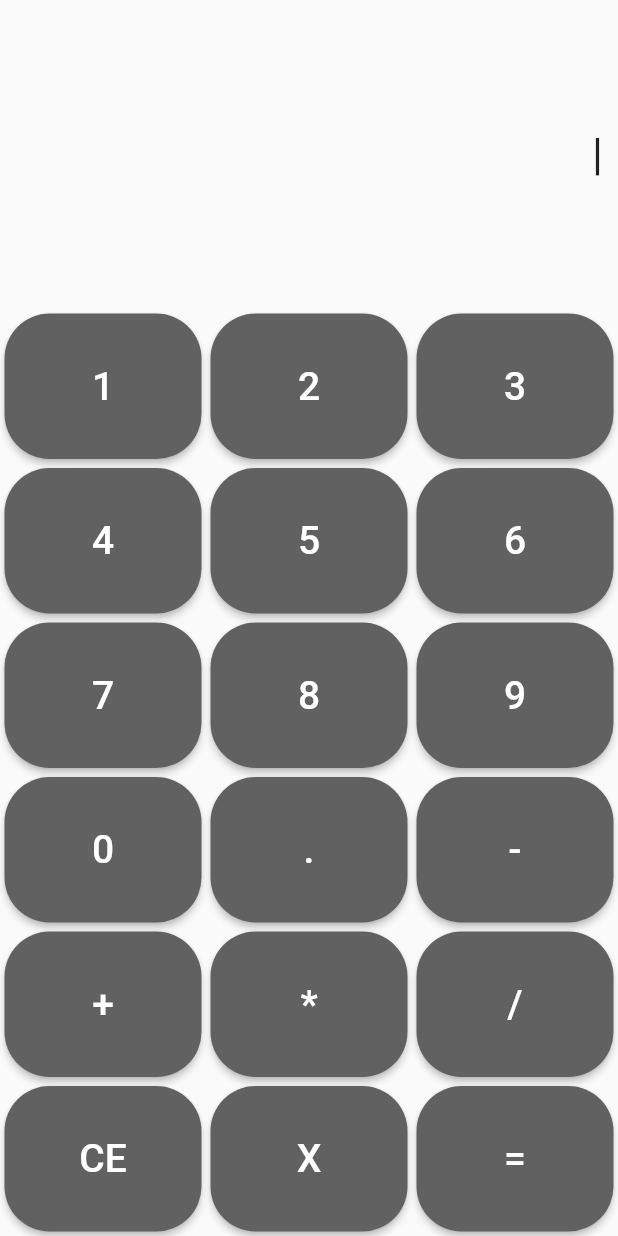
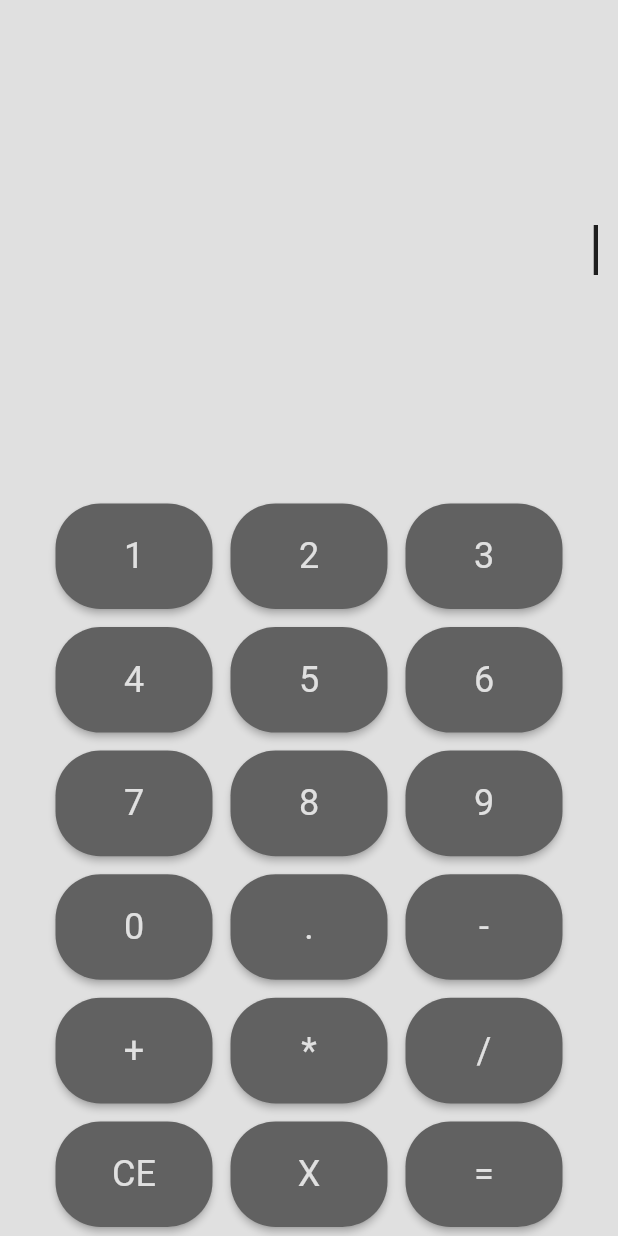
Before and after one commit to autour89/calc, a Flutter app: the screen it shows after launch, on a phone screen of 412 x 824 dp. Run offline on Flutter 3.47's test engine with Material 2 defaults, Android fonts, the phone set to English and light mode, and no system bars.

Commit message:
support dark theme now, more flexible layout, added custom widget calc button

```diff
--- a/lib/blocs/home_bloc.dart
+++ b/lib/blocs/home_bloc.dart
@@ -6,7 +6,7 @@ class HomeBloc with ChangeNotifier {
   List<CalcModel> _models = [];
   RegExp _expression = RegExp(r'^(\d?|[0][.]\d*|[1-9][0-9]*[.]?\d*)$');
 
-  String get outputText => '${_calculations.map((e) => e.value).join()}|';
+  String get output => '${_calculations.map((e) => e.value).join()}|';
 
   List<CalcModel> get models => _models;
 
@@ -46,21 +46,21 @@ class HomeBloc with ChangeNotifier {
     return input.length <= maxLength && _expression.hasMatch(input);
   }
 
-  String _add() => (double.parse(_mapToValue(leftOperand: true)) +
-          double.parse(_mapToValue()))
-      .toString();
+  String _add() =>
+      (double.parse(_mapToValue(leftOperand: true)) + double.parse(_mapToValue()))
+          .toString();
 
-  String _minus() => (double.parse(_mapToValue(leftOperand: true)) -
-          double.parse(_mapToValue()))
-      .toString();
+  String _minus() =>
+      (double.parse(_mapToValue(leftOperand: true)) - double.parse(_mapToValue()))
+          .toString();
 
-  String _multiple() => (double.parse(_mapToValue(leftOperand: true)) *
-          double.parse(_mapToValue()))
-      .toString();
+  String _multiple() =>
+      (double.parse(_mapToValue(leftOperand: true)) * double.parse(_mapToValue()))
+          .toString();
 
-  String _divide() => (double.parse(_mapToValue(leftOperand: true)) /
-          double.parse(_mapToValue()))
-      .toString();
+  String _divide() =>
+      (double.parse(_mapToValue(leftOperand: true)) / double.parse(_mapToValue()))
+          .toString();
 
   void _processOperator(CalcModel model) {
     //calculate data or set operator
@@ -90,6 +90,9 @@ class HomeBloc with ChangeNotifier {
       }
       _calculations.clear();
       _calculations.add(CalcModel(key: result, leftOperand: true));
+      if (model.command != Command.equal) {
+        _calculations.add(CalcModel(key: model.value));
+      }
     }
   }
 
--- a/lib/main.dart
+++ b/lib/main.dart
@@ -1,27 +1,31 @@
-import 'package:calc/screens/home_vscreen.dart';
+import 'package:calc/screens/home_screen.dart';
 import 'package:flutter/material.dart';
 import 'package:provider/provider.dart';
 
 import 'blocs/home_bloc.dart';
 
 void main() {
-  runApp(MultiProvider(
-    providers: [
-      ChangeNotifierProvider(create: (_) => HomeBloc()),
-    ],
-    child: MyApp(),
-  ));
+  runApp(MultiProvider(providers: [
+    ChangeNotifierProvider(create: (_) => HomeBloc()),
+  ], child: MyApp()));
 }
 
 class MyApp extends StatelessWidget {
-  // This widget is the root of your application.
   @override
   Widget build(BuildContext context) {
     return MaterialApp(
-        title: 'Flutter Demo',
         theme: ThemeData(
-          primarySwatch: Colors.blue,
-        ),
+            brightness: Brightness.light,
+            primaryColor: Colors.grey[300],
+            accentColor: Colors.grey[700],
+            primaryTextTheme: TextTheme(
+                headline5: TextStyle(fontSize: 24, color: Colors.grey[300]))),
+        darkTheme: ThemeData(
+            brightness: Brightness.dark,
+            primaryColor: Colors.grey[800],
+            accentColor: Colors.grey[400],
+            primaryTextTheme: TextTheme(
+                headline5: TextStyle(fontSize: 24, color: Colors.black))),
         home: HomePage());
   }
 }
--- a/lib/models/CalcModel.dart
+++ b/lib/models/CalcModel.dart
@@ -1,6 +1,6 @@
 import 'package:flutter/foundation.dart';
 
-enum Command { non, minus, add, multiple, divide, equal, edit, reset }
+enum Command { non, equal, edit, reset, minus, add, multiple, divide }
 
 class CalcModel {
   dynamic key;
--- /dev/null
+++ b/lib/screens/home_screen.dart
@@ -0,0 +1,59 @@
+import 'package:calc/screens/widgets/CalcButton.dart';
+import 'package:flutter/material.dart';
+import 'package:provider/provider.dart';
+import 'package:quiver/iterables.dart';
+import '../blocs/home_bloc.dart';
+import '../screens/styles/extensions.dart';
+
+class HomePage extends StatefulWidget {
+  HomePage({Key key}) : super(key: key);
+
+  @override
+  _HomePageState createState() => _HomePageState();
+}
+
+class _HomePageState extends State<HomePage> {
+  @override
+  Widget build(BuildContext context) {
+    return Scaffold(
+        backgroundColor: Theme.of(context).primaryColor,
+        body: SafeArea(
+            child: Column(children: [
+          Expanded(
+              flex: 2,
+              child: Container(
+                  padding: EdgeInsets.all(10),
+                  child: Align(
+                      alignment: Alignment.centerRight,
+                      child: FittedBox(
+                        child: Text(
+                          context.watch<HomeBloc>().output,
+                          style: TextStyle(
+                            fontSize: 40,
+                          ),
+                        ),
+                      )),
+                  color: Colors.transparent)),
+          Expanded(
+              flex: 3,
+              child: Center(
+                  child: ConstrainedBox(
+                constraints: BoxConstraints(minHeight: 400, maxWidth: 350),
+                child: Column(
+                  children: [
+                    ...partition(context.read<HomeBloc>().models, 3)
+                        .map((iterable) => Expanded(
+                              child: Row(
+                                children: [
+                                  ...iterable.map((model) => CalcButton(
+                                      model: model,
+                                      function: context.read<HomeBloc>().calc))
+                                ],
+                              ),
+                            ))
+                  ],
+                ),
+              )))
+        ])));
+  }
+}
--- a/lib/screens/home_vscreen.dart
+++ /dev/null
@@ -1,69 +0,0 @@
-import 'package:flutter/material.dart';
-import 'package:provider/provider.dart';
-import 'package:quiver/iterables.dart';
-import '../blocs/home_bloc.dart';
-import '../screens/styles/extensions.dart';
-
-class HomePage extends StatefulWidget {
-  HomePage({Key key}) : super(key: key);
-
-  @override
-  _HomePageState createState() => _HomePageState();
-}
-
-class _HomePageState extends State<HomePage> {
-  @override
-  Widget build(BuildContext context) {
-    var bloc = context.read<HomeBloc>();
-    return Scaffold(
-        backgroundColor: Colors.grey[310],
-        body: SafeArea(
-            child: Column(children: [
-          Expanded(
-              flex: 1,
-              child: Container(
-                  padding: const EdgeInsets.all(10),
-                  child: Align(
-                      alignment: Alignment.centerRight,
-                      child: FittedBox(
-                        child: Text(
-                          context.watch<HomeBloc>().outputText,
-                          style: TextStyle(fontSize: 30),
-                        ),
-                      )),
-                  color: Colors.transparent)),
-          Expanded(
-              flex: 3,
-              child: Column(
-                children: [
-                  ...partition(bloc.models, 3).map((e) => Expanded(
-                        child: Row(
-                          children: [
-                            ...e.map(
-                              (e) => Expanded(
-                                  child: Container(
-                                margin: EdgeInsets.all(3),
-                                child: ElevatedButton(
-                                  style: ElevatedButton.styleFrom(
-                                      primary: Colors.grey[700],
-                                      shape: RoundedRectangleBorder(
-                                          borderRadius:
-                                              BorderRadius.circular(30))),
-                                  onPressed: () => bloc.calc(model: e),
-                                  child: Center(
-                                    child: Text(
-                                      e.value,
-                                      style: TextStyle(fontSize: 26),
-                                    ),
-                                  ),
-                                ),
-                              )),
-                            )
-                          ],
-                        ),
-                      ))
-                ],
-              ))
-        ])));
-  }
-}
--- /dev/null
+++ b/lib/screens/widgets/CalcButton.dart
@@ -0,0 +1,33 @@
+import 'package:calc/models/CalcModel.dart';
+import 'package:flutter/cupertino.dart';
+import 'package:flutter/material.dart';
+
+class CalcButton extends StatelessWidget {
+  final CalcModel model;
+  final Function function;
+
+  CalcButton({@required this.model, @required this.function});
+
+  Widget _build(BuildContext context) {
+    return Expanded(
+        child: Container(
+      margin: EdgeInsets.all(6),
+      child: ElevatedButton(
+        style: ElevatedButton.styleFrom(
+            primary: Theme.of(context).accentColor,
+            shape: RoundedRectangleBorder(
+                borderRadius: BorderRadius.circular(30))),
+        onPressed: () => function(model: model),
+        child: Center(
+            child: FittedBox(
+          child: Text(model.value, style: Theme.of(context).primaryTextTheme.headline5),
+        )),
+      ),
+    ));
+  }
+
+  @override
+  Widget build(BuildContext context) {
+    return _build(context);
+  }
+}
```
